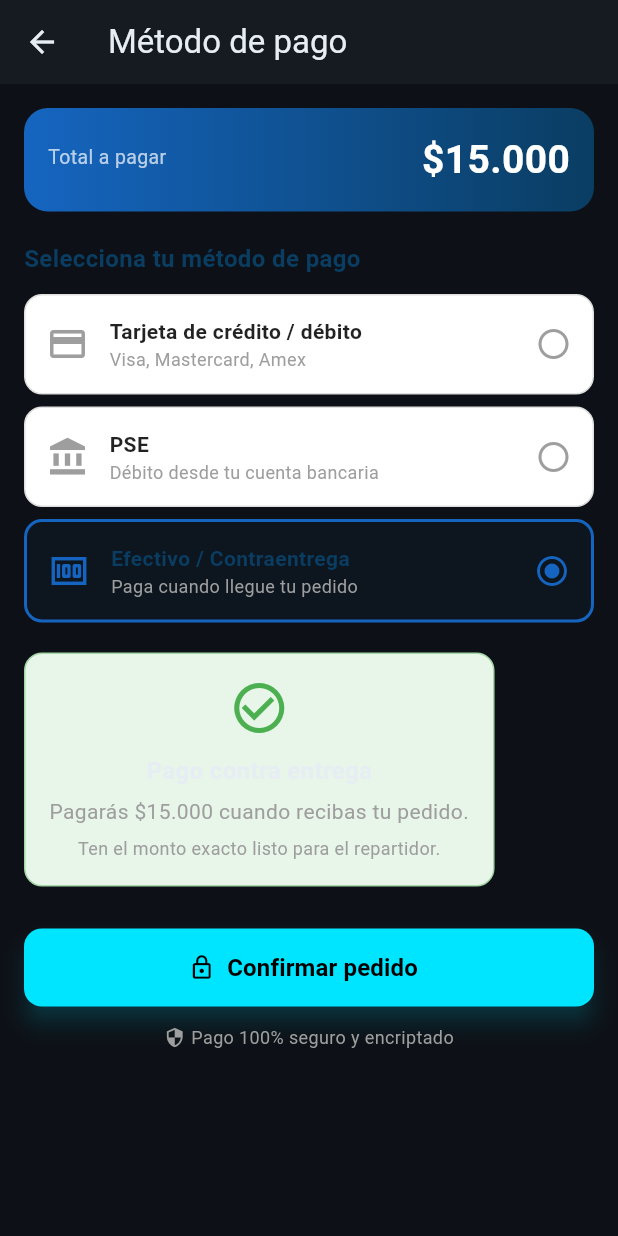
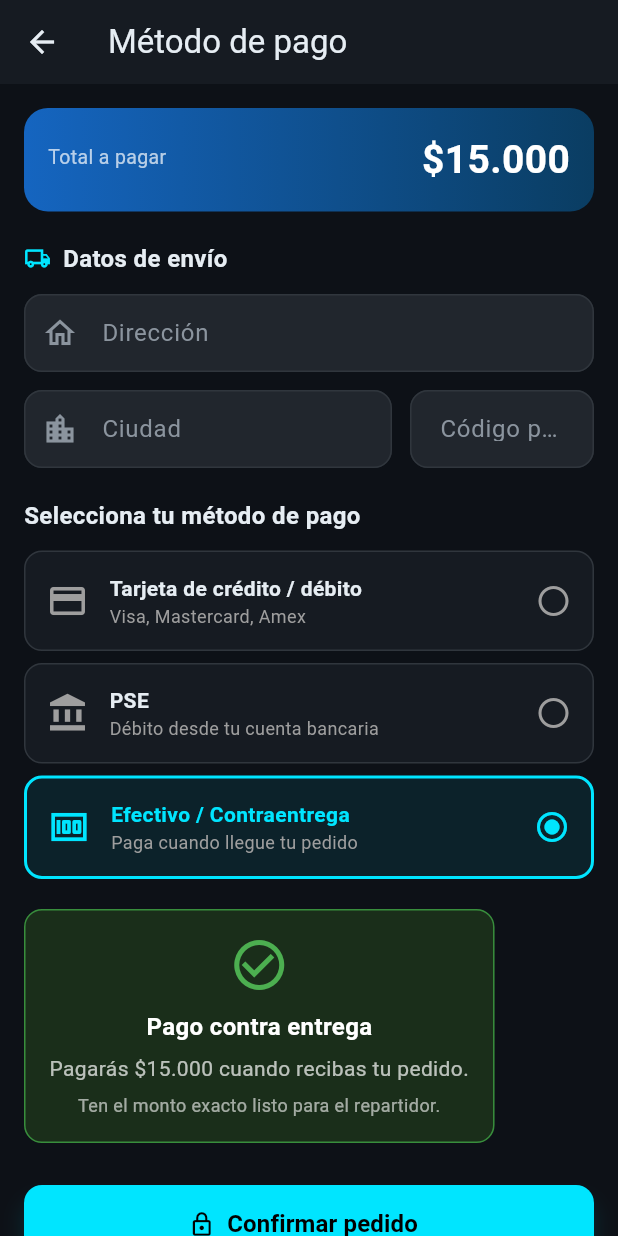
Before and after one commit to sergiogaray444/fluxshop-ecommerce-flutter, a Flutter app: the PaymentScreen screen opened by its route, after a tap on "PSE", after a tap on "Efectivo / Contraentrega", on a phone screen of 412 x 824 dp. Run offline on Flutter 3.47's test engine with Material 3 defaults, Android fonts, the phone set to English and light mode, and no system bars; our stand-ins replace dio, image_picker, shared_preferences; accounts and stored records are empty.

Commit message:
feat: dirección de envío, método de pago y stock en pedidos
- Formulario de envío (dirección, ciudad, código postal) en pantalla de pago
- Método de pago guardado en base de datos (card, pse, cash)
- Reducción atómica de stock con UPDATE condicional en transacción
- Detalle de pedido muestra dirección de envío y método de pago con ícono
- Numeración de pedidos por usuario (pedido #1, #2... por cuenta)
- GET /orders retorna shipping_address, shipping_city, payment_method

```diff
--- a/lib/screens/payment_screen.dart
+++ b/lib/screens/payment_screen.dart
@@ -5,6 +5,7 @@ import '../core/navigation/app_routes.dart';
 import '../core/utils/format_utils.dart';
 import '../providers/auth_provider.dart';
 import '../providers/cart_provider.dart';
+import '../providers/product_provider.dart';
 
 enum _PaymentMethod { card, pse, cash }
 
@@ -17,7 +18,13 @@ class PaymentScreen extends StatefulWidget {
 
 class _PaymentScreenState extends State<PaymentScreen> {
   _PaymentMethod _selected = _PaymentMethod.card;
+  final _shippingFormKey = GlobalKey<FormState>();
   final _formKey = GlobalKey<FormState>();
+
+  // Campos envío
+  final _addressController = TextEditingController();
+  final _cityController = TextEditingController();
+  final _zipController = TextEditingController();
 
   // Campos tarjeta
   final _cardNumberController = TextEditingController();
@@ -33,6 +40,9 @@ class _PaymentScreenState extends State<PaymentScreen> {
 
   @override
   void dispose() {
+    _addressController.dispose();
+    _cityController.dispose();
+    _zipController.dispose();
     _cardNumberController.dispose();
     _cardNameController.dispose();
     _expiryController.dispose();
@@ -43,6 +53,7 @@ class _PaymentScreenState extends State<PaymentScreen> {
   }
 
   Future<void> _pay() async {
+    if (!_shippingFormKey.currentState!.validate()) return;
     if (_selected == _PaymentMethod.card || _selected == _PaymentMethod.pse) {
       if (!_formKey.currentState!.validate()) return;
     }
@@ -87,12 +98,26 @@ class _PaymentScreenState extends State<PaymentScreen> {
 
     // Crear la orden en el backend
     final userId = context.read<AuthProvider>().user?.id ?? 0;
-    final success = await context.read<CartProvider>().confirmOrder(userId);
+    final methodStr = _selected == _PaymentMethod.card
+        ? 'card'
+        : _selected == _PaymentMethod.pse
+            ? 'pse'
+            : 'cash';
+
+    final success = await context.read<CartProvider>().confirmOrder(
+      userId,
+      shippingAddress: _addressController.text.trim(),
+      shippingCity: _cityController.text.trim(),
+      shippingZip: _zipController.text.trim(),
+      paymentMethod: methodStr,
+    );
 
     if (!mounted) return;
     setState(() => _isProcessing = false);
 
     if (success) {
+      // Recargar productos para reflejar el stock actualizado
+      context.read<ProductProvider>().refresh();
       Navigator.of(context).pushNamedAndRemoveUntil(
         AppRoutes.orderSuccess,
         (route) => route.settings.name == AppRoutes.home,
@@ -121,9 +146,12 @@ class _PaymentScreenState extends State<PaymentScreen> {
             // Resumen del monto
             _buildAmountCard(cart),
             const SizedBox(height: 20),
+            // Datos de envío
+            _buildShippingForm(),
+            const SizedBox(height: 20),
             // Selección de método
             const Text('Selecciona tu método de pago',
-                style: TextStyle(fontSize: 16, fontWeight: FontWeight.bold, color: Color(0xFF0A3D62))),
+                style: TextStyle(fontSize: 16, fontWeight: FontWeight.bold)),
             const SizedBox(height: 12),
             _buildMethodSelector(),
             const SizedBox(height: 20),
@@ -171,6 +199,61 @@ class _PaymentScreenState extends State<PaymentScreen> {
             ),
           ],
         ),
+      ),
+    );
+  }
+
+  Widget _buildShippingForm() {
+    return Form(
+      key: _shippingFormKey,
+      child: Column(
+        crossAxisAlignment: CrossAxisAlignment.start,
+        children: [
+          Row(
+            children: const [
+              Icon(Icons.local_shipping_outlined, size: 18, color: Color(0xFF00E5FF)),
+              SizedBox(width: 8),
+              Text('Datos de envío', style: TextStyle(fontSize: 16, fontWeight: FontWeight.bold)),
+            ],
+          ),
+          const SizedBox(height: 12),
+          TextFormField(
+            controller: _addressController,
+            decoration: const InputDecoration(
+              labelText: 'Dirección',
+              prefixIcon: Icon(Icons.home_outlined),
+              hintText: 'Calle 123 #45-67',
+            ),
+            validator: (v) => v == null || v.trim().isEmpty ? 'La dirección es requerida' : null,
+          ),
+          const SizedBox(height: 12),
+          Row(
+            children: [
+              Expanded(
+                flex: 2,
+                child: TextFormField(
+                  controller: _cityController,
+                  decoration: const InputDecoration(
+                    labelText: 'Ciudad',
+                    prefixIcon: Icon(Icons.location_city_outlined),
+                  ),
+                  validator: (v) => v == null || v.trim().isEmpty ? 'Requerida' : null,
+                ),
+              ),
+              const SizedBox(width: 12),
+              Expanded(
+                child: TextFormField(
+                  controller: _zipController,
+                  decoration: const InputDecoration(
+                    labelText: 'Código postal',
+                    hintText: '110111',
+                  ),
+                  keyboardType: TextInputType.number,
+                ),
+              ),
+            ],
+          ),
+        ],
       ),
     );
   }
@@ -248,15 +331,15 @@ class _PaymentScreenState extends State<PaymentScreen> {
         padding: const EdgeInsets.all(14),
         decoration: BoxDecoration(
           border: Border.all(
-            color: selected ? const Color(0xFF1565C0) : Colors.grey.shade300,
+            color: selected ? const Color(0xFF00E5FF) : const Color(0xFF30363D),
             width: selected ? 2 : 1,
           ),
           borderRadius: BorderRadius.circular(12),
-          color: selected ? const Color(0xFF1565C0).withValues(alpha: 0.05) : Colors.white,
+          color: selected ? const Color(0xFF00E5FF).withValues(alpha: 0.08) : const Color(0xFF161B22),
         ),
         child: Row(
           children: [
-            Icon(icon, color: selected ? const Color(0xFF1565C0) : Colors.grey, size: 28),
+            Icon(icon, color: selected ? const Color(0xFF00E5FF) : Colors.grey, size: 28),
             const SizedBox(width: 14),
             Expanded(
               child: Column(
@@ -265,14 +348,14 @@ class _PaymentScreenState extends State<PaymentScreen> {
                   Text(title,
                       style: TextStyle(
                           fontWeight: FontWeight.w600,
-                          color: selected ? const Color(0xFF0A3D62) : Colors.black87)),
+                          color: selected ? const Color(0xFF00E5FF) : null)),
                   Text(subtitle, style: const TextStyle(fontSize: 12, color: Colors.grey)),
                 ],
               ),
             ),
             Icon(
               selected ? Icons.radio_button_checked : Icons.radio_button_unchecked,
-              color: selected ? const Color(0xFF1565C0) : Colors.grey,
+              color: selected ? const Color(0xFF00E5FF) : Colors.grey,
             ),
           ],
         ),
@@ -443,9 +526,9 @@ class _PaymentScreenState extends State<PaymentScreen> {
     return Container(
       padding: const EdgeInsets.all(16),
       decoration: BoxDecoration(
-        color: Colors.green.shade50,
+        color: const Color(0xFF1A2E1A),
         borderRadius: BorderRadius.circular(12),
-        border: Border.all(color: Colors.green.shade200),
+        border: Border.all(color: Colors.green.shade700),
       ),
       child: Column(
         children: [
@@ -453,19 +536,19 @@ class _PaymentScreenState extends State<PaymentScreen> {
           const SizedBox(height: 10),
           const Text(
             'Pago contra entrega',
-            style: TextStyle(fontWeight: FontWeight.bold, fontSize: 16),
+            style: TextStyle(fontWeight: FontWeight.bold, fontSize: 16, color: Colors.white),
           ),
           const SizedBox(height: 6),
           Text(
             'Pagarás ${formatCOP(cart.total)} cuando recibas tu pedido.',
             textAlign: TextAlign.center,
-            style: const TextStyle(color: Colors.grey),
+            style: const TextStyle(color: Colors.white70),
           ),
           const SizedBox(height: 6),
           const Text(
             'Ten el monto exacto listo para el repartidor.',
             textAlign: TextAlign.center,
-            style: TextStyle(fontSize: 12, color: Colors.grey),
+            style: TextStyle(fontSize: 12, color: Colors.white60),
           ),
         ],
       ),
```
Also changed, not shown: lib/providers/cart_provider.dart (+11 -1 lines), lib/screens/orders_screen.dart (+54 -6 lines), lib/services/order_service.dart (+8 -0 lines), 1 other file.
